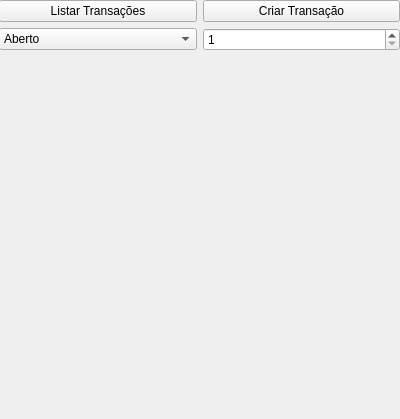
Qt form src/view/admin.ui (victoragcosta/MP-AssignmentFinal) before a commit.
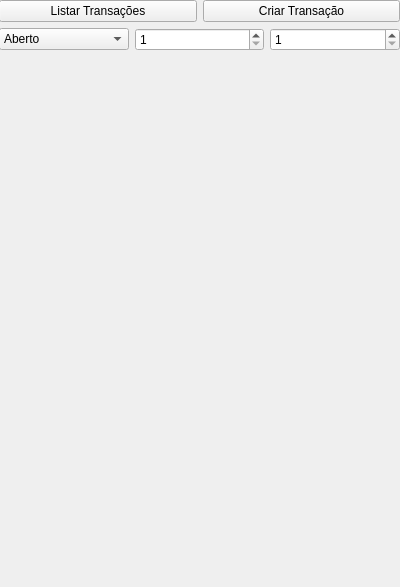
The same form after that commit.

```diff
--- a/src/view/admin.ui
+++ b/src/view/admin.ui
@@ -7,7 +7,7 @@
     <x>0</x>
     <y>0</y>
     <width>400</width>
-    <height>419</height>
+    <height>587</height>
    </rect>
   </property>
   <property name="windowTitle">
@@ -19,7 +19,7 @@
      <x>-1</x>
      <y>0</y>
      <width>401</width>
-     <height>411</height>
+     <height>581</height>
     </rect>
    </property>
    <layout class="QVBoxLayout" name="verticalLayout_2">
@@ -82,6 +82,16 @@
         </property>
        </widget>
       </item>
+      <item>
+       <widget class="QSpinBox" name="u2">
+        <property name="minimum">
+         <number>1</number>
+        </property>
+        <property name="maximum">
+         <number>999999999</number>
+        </property>
+       </widget>
+      </item>
      </layout>
     </item>
     <item>
```
